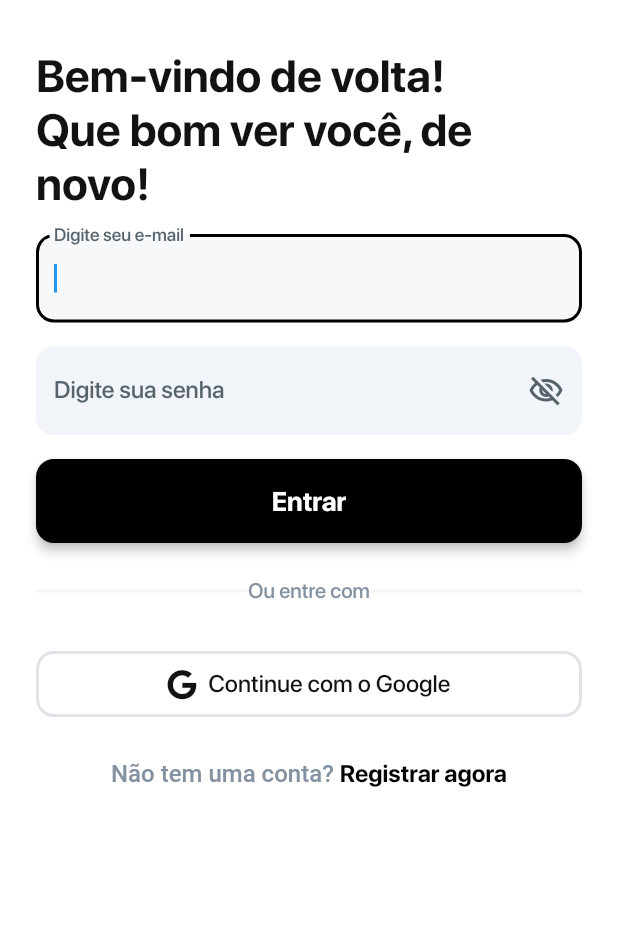
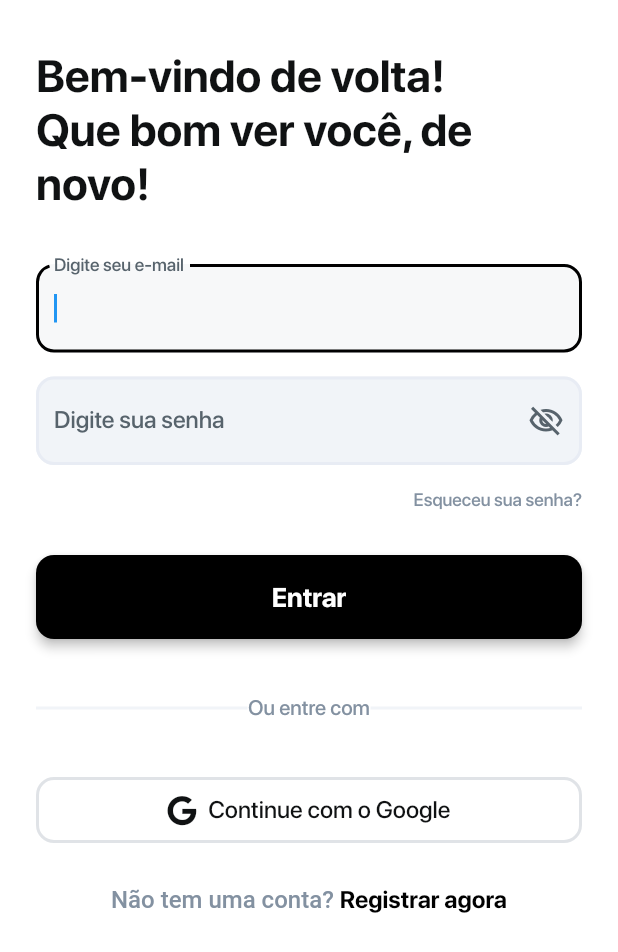
Before and after one commit to brunocrz/finapp, a Flutter app: the screen it shows once a user with an empty profile is signed in, on a phone screen of 412 x 824 dp. Shown: the top 952 px of the screen. Run offline on Flutter 3.47's test engine with Material 2 defaults, Android fonts, the phone set to English and light mode, and no system bars; drawn by our look-alikes of auto_size_text; our stand-ins replace cloud_firestore, firebase_auth, firebase_core, font_awesome_flutter, from_css_color, go_router and 8 more; missing offline and left inert: json_path; accounts and stored records are empty; project files that could hold a hidden picture were left out.

```diff
--- a/lib/pages/login/login_widget.dart
+++ b/lib/pages/login/login_widget.dart
@@ -103,7 +103,7 @@ class _LoginWidgetState extends State<LoginWidget> {
                                 children: [
                                   Padding(
                                     padding: EdgeInsetsDirectional.fromSTEB(
-                                        0.0, 0.0, 0.0, 16.0),
+                                        0.0, 0.0, 0.0, 36.0),
                                     child: Text(
                                       'Bem-vindo de volta! \nQue bom ver você, de novo!',
                                       style: FlutterFlowTheme.of(context)
@@ -223,7 +223,7 @@ class _LoginWidgetState extends State<LoginWidget> {
                                                   ),
                                           enabledBorder: OutlineInputBorder(
                                             borderSide: BorderSide(
-                                              color: Color(0xFFF1F4F8),
+                                              color: Color(0xFFE8ECF4),
                                               width: 2.0,
                                             ),
                                             borderRadius:
@@ -292,9 +292,28 @@ class _LoginWidgetState extends State<LoginWidget> {
                                       ),
                                     ),
                                   ),
+                                  Align(
+                                    alignment: AlignmentDirectional(1.0, 0.0),
+                                    child: Padding(
+                                      padding: EdgeInsetsDirectional.fromSTEB(
+                                          0.0, 0.0, 0.0, 30.0),
+                                      child: Text(
+                                        'Esqueceu sua senha?',
+                                        textAlign: TextAlign.start,
+                                        style: FlutterFlowTheme.of(context)
+                                            .bodyMedium
+                                            .override(
+                                              fontFamily: 'SF Pro Display',
+                                              color: Color(0xFF8391A1),
+                                              fontWeight: FontWeight.w500,
+                                              useGoogleFonts: false,
+                                            ),
+                                      ),
+                                    ),
+                                  ),
                                   Padding(
                                     padding: EdgeInsetsDirectional.fromSTEB(
-                                        0.0, 0.0, 0.0, 16.0),
+                                        0.0, 0.0, 0.0, 30.0),
                                     child: FFButtonWidget(
                                       onPressed: () async {
                                         GoRouter.of(context).prepareAuthEvent();
@@ -343,7 +362,7 @@ class _LoginWidgetState extends State<LoginWidget> {
                                   ),
                                   Padding(
                                     padding: EdgeInsetsDirectional.fromSTEB(
-                                        0.0, 0.0, 0.0, 24.0),
+                                        0.0, 0.0, 0.0, 30.0),
                                     child: Container(
                                       width: 370.0,
                                       child: Stack(
```
